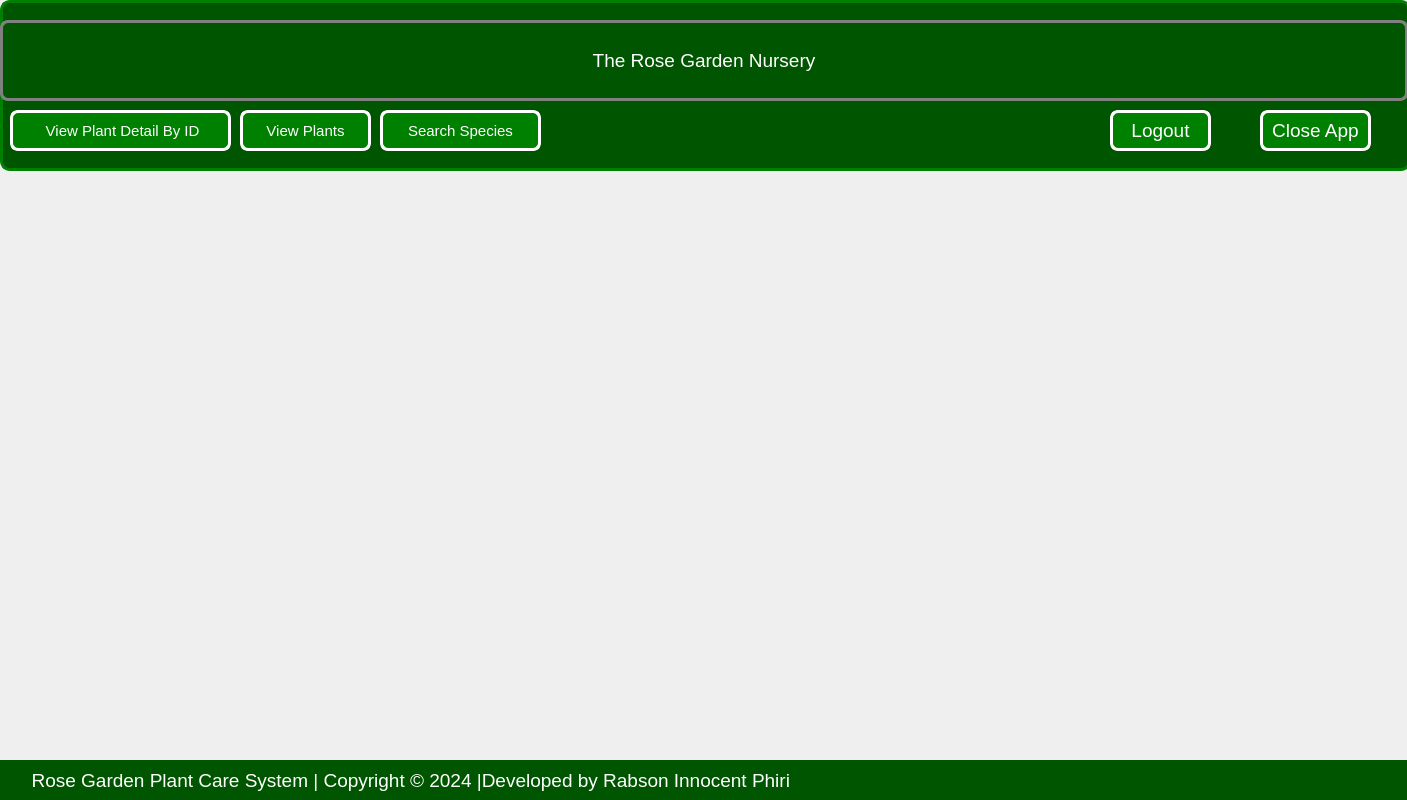
First picture: the form in secdialog.ui, repository Rabsoninnora/RoseGardenPlantCareSystem, before the edit.
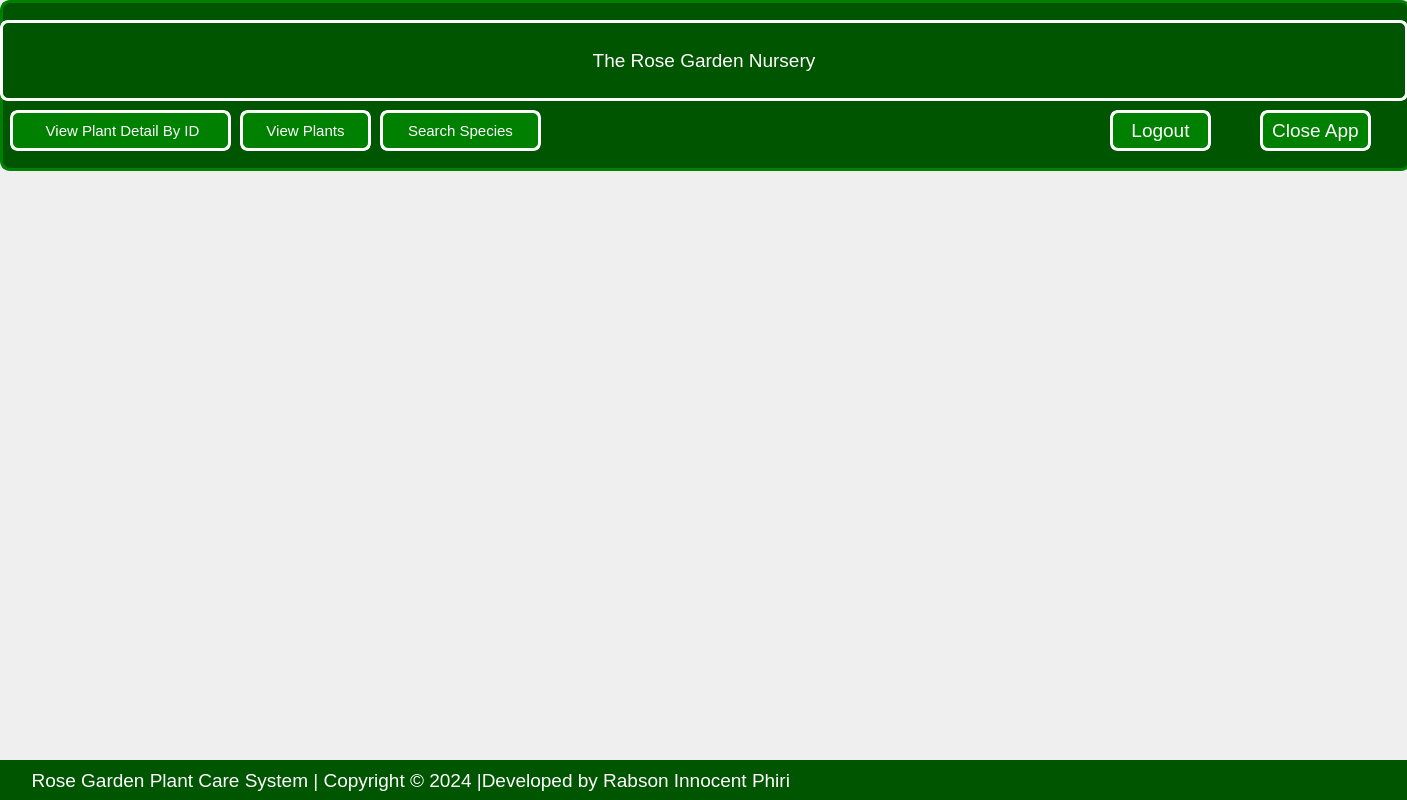
Second picture: the form after the edit. Icons and pictures are not drawn.

```diff
--- a/secdialog.ui
+++ b/secdialog.ui
@@ -280,7 +280,7 @@
     <string notr="true">
 QPushButton{
                     color: rgb(255, 255, 255);
-                    border:3px solid grey;
+                    border:3px solid white;
                     border-radius: 8px;
                     padding: 0 8px;
    
```
Left out of the diff: 2 changed lines with no effect on the pictures.
